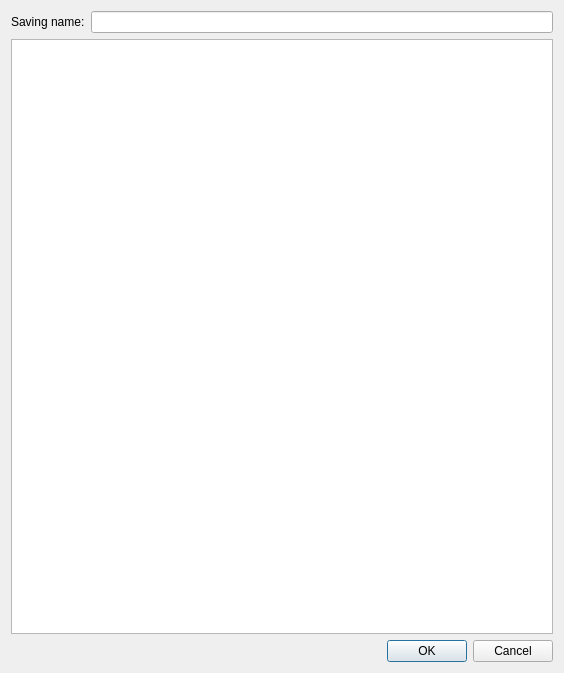
Qt form src/ui/save_as_window/save_as_window.ui (ShompolovMaxim/FCM) before a commit.
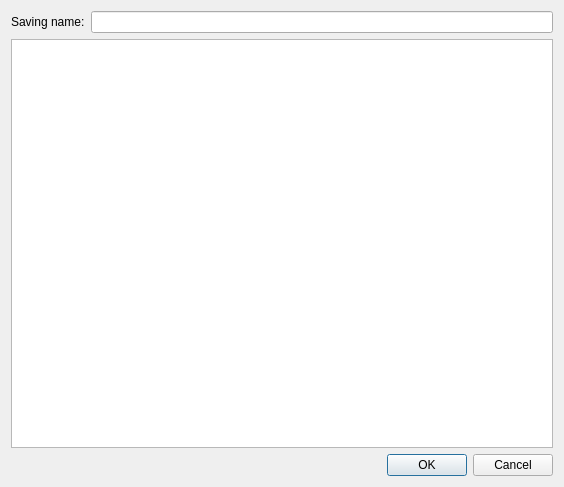
The same form after that commit.

```diff
--- a/src/ui/save_as_window/save_as_window.ui
+++ b/src/ui/save_as_window/save_as_window.ui
@@ -7,7 +7,7 @@
     <x>0</x>
     <y>0</y>
     <width>564</width>
-    <height>673</height>
+    <height>487</height>
    </rect>
   </property>
   <property name="windowTitle">
```
Left out of the diff: 12 changed lines with no effect on the pictures.
